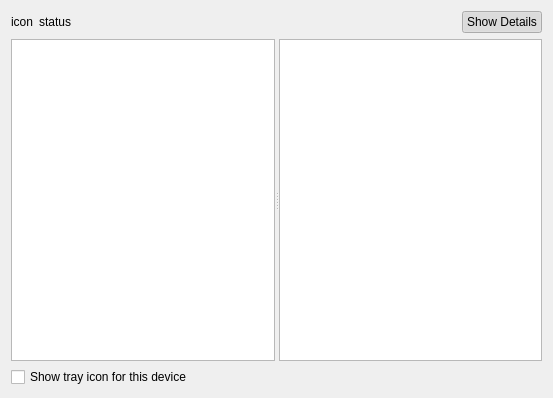
This is qnut/devopt.ui in dosnut/nut as Qt 5 draws it before an edit. The edited form follows.
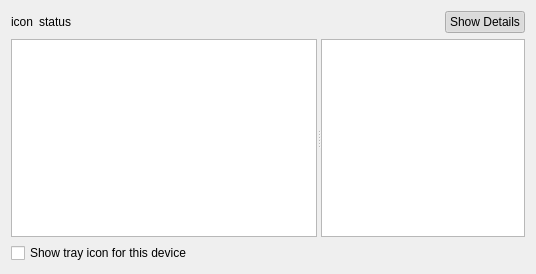
This is the edited form.

```diff
--- a/qnut/devopt.ui
+++ b/qnut/devopt.ui
@@ -5,8 +5,8 @@
    <rect>
     <x>0</x>
     <y>0</y>
-    <width>553</width>
-    <height>398</height>
+    <width>536</width>
+    <height>274</height>
    </rect>
   </property>
   <property name="windowTitle" >
@@ -81,6 +81,12 @@
       <enum>Qt::Horizontal</enum>
      </property>
      <widget class="QTreeView" name="environmentTree" >
+      <property name="sizePolicy" >
+       <sizepolicy vsizetype="Expanding" hsizetype="Expanding" >
+        <horstretch>3</horstretch>
+        <verstretch>0</verstretch>
+       </sizepolicy>
+      </property>
       <property name="iconSize" >
        <size>
         <width>18</width>
@@ -91,7 +97,7 @@
      <widget class="QTreeView" name="detailsView" >
       <property name="sizePolicy" >
        <sizepolicy vsizetype="Expanding" hsizetype="Preferred" >
-        <horstretch>0</horstretch>
+        <horstretch>2</horstretch>
         <verstretch>0</verstretch>
        </sizepolicy>
       </property>
```
Left out of the diff: 3 changed lines with no effect on the pictures.
